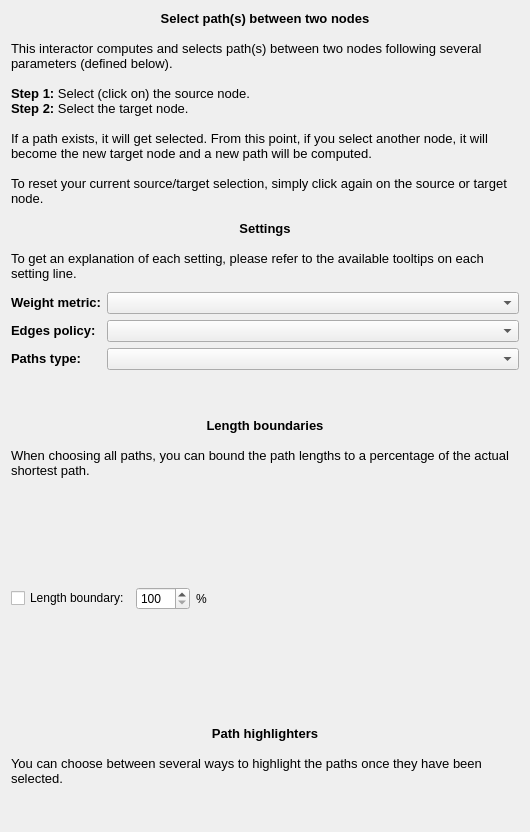
Before: the Qt Designer form plugins/interactor/PathFinder/designer/PathFinderConfiguration.ui in Tulip-Dev/tulip, drawn with Qt 5.
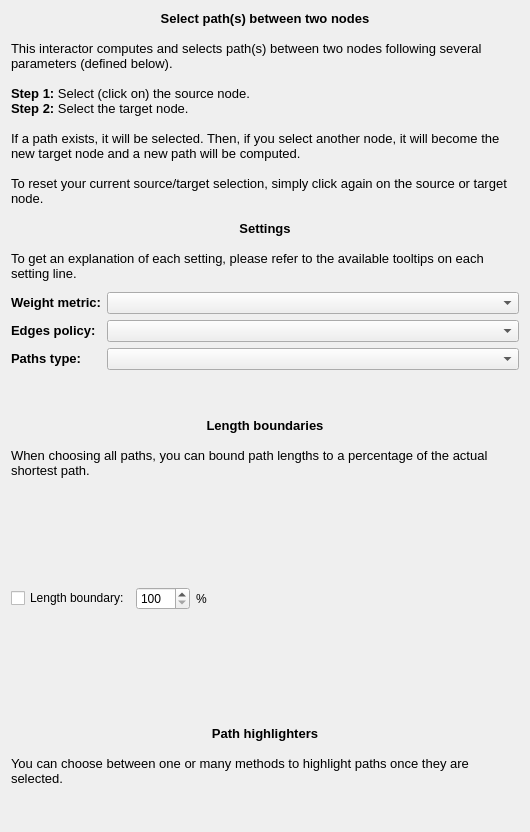
After: the same form once the commit is applied.

Commit message: Fix and improve a bit the pathfinder interactor Fix enclosing circle color (eg.g, was not working, double free bug) (nevert tested before, this is a nice feature) Fix English in configuration widgets

Patch:
```diff
--- a/plugins/interactor/PathFinder/designer/PathFinderConfiguration.ui
+++ b/plugins/interactor/PathFinder/designer/PathFinderConfiguration.ui
@@ -32,21 +32,21 @@
       <string>&lt;!DOCTYPE HTML PUBLIC &quot;-//W3C//DTD HTML 4.0//EN&quot; &quot;http://www.w3.org/TR/REC-html40/strict.dtd&quot;&gt;
 &lt;html&gt;&lt;head&gt;&lt;meta name=&quot;qrichtext&quot; content=&quot;1&quot; /&gt;&lt;style type=&quot;text/css&quot;&gt;
 p, li { white-space: pre-wrap; }
-&lt;/style&gt;&lt;/head&gt;&lt;body style=&quot; font-family:'Noto Sans'; font-size:10pt; font-weight:400; font-style:normal;&quot;&gt;
-&lt;p align=&quot;center&quot; style=&quot; margin-top:0px; margin-bottom:0px; margin-left:0px; margin-right:0px; -qt-block-indent:0; text-indent:0px;&quot;&gt;&lt;span style=&quot; font-family:'Sans'; font-weight:600;&quot;&gt;Select path(s) between two nodes&lt;/span&gt;&lt;/p&gt;
-&lt;p align=&quot;center&quot; style=&quot;-qt-paragraph-type:empty; margin-top:0px; margin-bottom:0px; margin-left:0px; margin-right:0px; -qt-block-indent:0; text-indent:0px; font-family:'Sans'; font-weight:600;&quot;&gt;&lt;br /&gt;&lt;/p&gt;
-&lt;p style=&quot; margin-top:0px; margin-bottom:0px; margin-left:0px; margin-right:0px; -qt-block-indent:0; text-indent:0px;&quot;&gt;&lt;span style=&quot; font-family:'Sans';&quot;&gt;This interactor computes and selects path(s) between two nodes following several parameters (defined below). &lt;/span&gt;&lt;/p&gt;
-&lt;p style=&quot;-qt-paragraph-type:empty; margin-top:0px; margin-bottom:0px; margin-left:0px; margin-right:0px; -qt-block-indent:0; text-indent:0px; font-family:'Sans';&quot;&gt;&lt;br /&gt;&lt;/p&gt;
-&lt;p style=&quot; margin-top:0px; margin-bottom:0px; margin-left:0px; margin-right:0px; -qt-block-indent:0; text-indent:0px;&quot;&gt;&lt;span style=&quot; font-family:'Sans'; font-weight:600;&quot;&gt;Step 1: &lt;/span&gt;&lt;span style=&quot; font-family:'Sans';&quot;&gt;Select (click on) the source node.&lt;/span&gt;&lt;/p&gt;
-&lt;p style=&quot; margin-top:0px; margin-bottom:0px; margin-left:0px; margin-right:0px; -qt-block-indent:0; text-indent:0px;&quot;&gt;&lt;span style=&quot; font-family:'Sans'; font-weight:600;&quot;&gt;Step 2: &lt;/span&gt;&lt;span style=&quot; font-family:'Sans';&quot;&gt;Select the target node.&lt;/span&gt;&lt;/p&gt;
-&lt;p style=&quot;-qt-paragraph-type:empty; margin-top:0px; margin-bottom:0px; margin-left:0px; margin-right:0px; -qt-block-indent:0; text-indent:0px; font-family:'Sans';&quot;&gt;&lt;br /&gt;&lt;/p&gt;
-&lt;p style=&quot; margin-top:0px; margin-bottom:0px; margin-left:0px; margin-right:0px; -qt-block-indent:0; text-indent:0px;&quot;&gt;&lt;span style=&quot; font-family:'Sans';&quot;&gt;If a path exists, it will get selected. From this point, if you select another node, it will become the new target node and a new path will be computed.&lt;/span&gt;&lt;/p&gt;
-&lt;p style=&quot;-qt-paragraph-type:empty; margin-top:0px; margin-bottom:0px; margin-left:0px; margin-right:0px; -qt-block-indent:0; text-indent:0px; font-family:'Sans';&quot;&gt;&lt;br /&gt;&lt;/p&gt;
-&lt;p style=&quot; margin-top:0px; margin-bottom:0px; margin-left:0px; margin-right:0px; -qt-block-indent:0; text-indent:0px;&quot;&gt;&lt;span style=&quot; font-family:'Sans';&quot;&gt;To reset your current source/target selection, simply click again on the source or target node.&lt;/span&gt;&lt;/p&gt;
-&lt;p style=&quot;-qt-paragraph-type:empty; margin-top:0px; margin-bottom:0px; margin-left:0px; margin-right:0px; -qt-block-indent:0; text-indent:0px; font-family:'Sans';&quot;&gt;&lt;br /&gt;&lt;/p&gt;
-&lt;p align=&quot;center&quot; style=&quot; margin-top:0px; margin-bottom:0px; margin-left:0px; margin-right:0px; -qt-block-indent:0; text-indent:0px;&quot;&gt;&lt;span style=&quot; font-family:'Sans'; font-weight:600;&quot;&gt;Settings&lt;/span&gt;&lt;/p&gt;
-&lt;p style=&quot;-qt-paragraph-type:empty; margin-top:0px; margin-bottom:0px; margin-left:0px; margin-right:0px; -qt-block-indent:0; text-indent:0px; font-family:'Sans'; font-weight:600;&quot;&gt;&lt;br /&gt;&lt;/p&gt;
-&lt;p style=&quot; margin-top:0px; margin-bottom:0px; margin-left:0px; margin-right:0px; -qt-block-indent:0; text-indent:0px;&quot;&gt;&lt;span style=&quot; font-family:'Sans';&quot;&gt;To get an explanation of each setting, please refer to the available tooltips on each setting line.&lt;/span&gt;&lt;/p&gt;&lt;/body&gt;&lt;/html&gt;</string>
+&lt;/style&gt;&lt;/head&gt;&lt;body style=&quot; font-family:'Sans Serif'; font-size:9pt; font-weight:400; font-style:normal;&quot;&gt;
+&lt;p align=&quot;center&quot; style=&quot; margin-top:0px; margin-bottom:0px; margin-left:0px; margin-right:0px; -qt-block-indent:0; text-indent:0px;&quot;&gt;&lt;span style=&quot; font-family:'Sans'; font-size:10pt; font-weight:600;&quot;&gt;Select path(s) between two nodes&lt;/span&gt;&lt;/p&gt;
+&lt;p align=&quot;center&quot; style=&quot;-qt-paragraph-type:empty; margin-top:0px; margin-bottom:0px; margin-left:0px; margin-right:0px; -qt-block-indent:0; text-indent:0px; font-family:'Sans'; font-size:10pt; font-weight:600;&quot;&gt;&lt;br /&gt;&lt;/p&gt;
+&lt;p style=&quot; margin-top:0px; margin-bottom:0px; margin-left:0px; margin-right:0px; -qt-block-indent:0; text-indent:0px;&quot;&gt;&lt;span style=&quot; font-family:'Sans'; font-size:10pt;&quot;&gt;This interactor computes and selects path(s) between two nodes following several parameters (defined below). &lt;/span&gt;&lt;/p&gt;
+&lt;p style=&quot;-qt-paragraph-type:empty; margin-top:0px; margin-bottom:0px; margin-left:0px; margin-right:0px; -qt-block-indent:0; text-indent:0px; font-family:'Sans'; font-size:10pt;&quot;&gt;&lt;br /&gt;&lt;/p&gt;
+&lt;p style=&quot; margin-top:0px; margin-bottom:0px; margin-left:0px; margin-right:0px; -qt-block-indent:0; text-indent:0px;&quot;&gt;&lt;span style=&quot; font-family:'Sans'; font-size:10pt; font-weight:600;&quot;&gt;Step 1: &lt;/span&gt;&lt;span style=&quot; font-family:'Sans'; font-size:10pt;&quot;&gt;Select (click on) the source node.&lt;/span&gt;&lt;/p&gt;
+&lt;p style=&quot; margin-top:0px; margin-bottom:0px; margin-left:0px; margin-right:0px; -qt-block-indent:0; text-indent:0px;&quot;&gt;&lt;span style=&quot; font-family:'Sans'; font-size:10pt; font-weight:600;&quot;&gt;Step 2: &lt;/span&gt;&lt;span style=&quot; font-family:'Sans'; font-size:10pt;&quot;&gt;Select the target node.&lt;/span&gt;&lt;/p&gt;
+&lt;p style=&quot;-qt-paragraph-type:empty; margin-top:0px; margin-bottom:0px; margin-left:0px; margin-right:0px; -qt-block-indent:0; text-indent:0px; font-family:'Sans'; font-size:10pt;&quot;&gt;&lt;br /&gt;&lt;/p&gt;
+&lt;p style=&quot; margin-top:0px; margin-bottom:0px; margin-left:0px; margin-right:0px; -qt-block-indent:0; text-indent:0px;&quot;&gt;&lt;span style=&quot; font-family:'Sans'; font-size:10pt;&quot;&gt;If a path exists, it will be selected. Then, if you select another node, it will become the new target node and a new path will be computed.&lt;/span&gt;&lt;/p&gt;
+&lt;p style=&quot;-qt-paragraph-type:empty; margin-top:0px; margin-bottom:0px; margin-left:0px; margin-right:0px; -qt-block-indent:0; text-indent:0px; font-family:'Sans'; font-size:10pt;&quot;&gt;&lt;br /&gt;&lt;/p&gt;
+&lt;p style=&quot; margin-top:0px; margin-bottom:0px; margin-left:0px; margin-right:0px; -qt-block-indent:0; text-indent:0px;&quot;&gt;&lt;span style=&quot; font-family:'Sans'; font-size:10pt;&quot;&gt;To reset your current source/target selection, simply click again on the source or target node.&lt;/span&gt;&lt;/p&gt;
+&lt;p style=&quot;-qt-paragraph-type:empty; margin-top:0px; margin-bottom:0px; margin-left:0px; margin-right:0px; -qt-block-indent:0; text-indent:0px; font-family:'Sans'; font-size:10pt;&quot;&gt;&lt;br /&gt;&lt;/p&gt;
+&lt;p align=&quot;center&quot; style=&quot; margin-top:0px; margin-bottom:0px; margin-left:0px; margin-right:0px; -qt-block-indent:0; text-indent:0px;&quot;&gt;&lt;span style=&quot; font-family:'Sans'; font-size:10pt; font-weight:600;&quot;&gt;Settings&lt;/span&gt;&lt;/p&gt;
+&lt;p style=&quot;-qt-paragraph-type:empty; margin-top:0px; margin-bottom:0px; margin-left:0px; margin-right:0px; -qt-block-indent:0; text-indent:0px; font-family:'Sans'; font-size:10pt; font-weight:600;&quot;&gt;&lt;br /&gt;&lt;/p&gt;
+&lt;p style=&quot; margin-top:0px; margin-bottom:0px; margin-left:0px; margin-right:0px; -qt-block-indent:0; text-indent:0px;&quot;&gt;&lt;span style=&quot; font-family:'Sans'; font-size:10pt;&quot;&gt;To get an explanation of each setting, please refer to the available tooltips on each setting line.&lt;/span&gt;&lt;/p&gt;&lt;/body&gt;&lt;/html&gt;</string>
      </property>
      <property name="wordWrap">
       <bool>true</bool>
@@ -151,10 +151,10 @@
       <string>&lt;!DOCTYPE HTML PUBLIC &quot;-//W3C//DTD HTML 4.0//EN&quot; &quot;http://www.w3.org/TR/REC-html40/strict.dtd&quot;&gt;
 &lt;html&gt;&lt;head&gt;&lt;meta name=&quot;qrichtext&quot; content=&quot;1&quot; /&gt;&lt;style type=&quot;text/css&quot;&gt;
 p, li { white-space: pre-wrap; }
-&lt;/style&gt;&lt;/head&gt;&lt;body style=&quot; font-family:'Noto Sans'; font-size:10pt; font-weight:400; font-style:normal;&quot;&gt;
-&lt;p align=&quot;center&quot; style=&quot; margin-top:0px; margin-bottom:0px; margin-left:0px; margin-right:0px; -qt-block-indent:0; text-indent:0px;&quot;&gt;&lt;span style=&quot; font-family:'Sans'; font-weight:600;&quot;&gt;Length boundaries&lt;/span&gt;&lt;/p&gt;
-&lt;p align=&quot;center&quot; style=&quot;-qt-paragraph-type:empty; margin-top:0px; margin-bottom:0px; margin-left:0px; margin-right:0px; -qt-block-indent:0; text-indent:0px; font-family:'Sans'; font-weight:600;&quot;&gt;&lt;br /&gt;&lt;/p&gt;
-&lt;p style=&quot; margin-top:0px; margin-bottom:0px; margin-left:0px; margin-right:0px; -qt-block-indent:0; text-indent:0px;&quot;&gt;&lt;span style=&quot; font-family:'Sans';&quot;&gt;When choosing all paths, you can bound the path lengths to a percentage of the actual shortest path.&lt;/span&gt;&lt;/p&gt;&lt;/body&gt;&lt;/html&gt;</string>
+&lt;/style&gt;&lt;/head&gt;&lt;body style=&quot; font-family:'Sans Serif'; font-size:9pt; font-weight:400; font-style:normal;&quot;&gt;
+&lt;p align=&quot;center&quot; style=&quot; margin-top:0px; margin-bottom:0px; margin-left:0px; margin-right:0px; -qt-block-indent:0; text-indent:0px;&quot;&gt;&lt;span style=&quot; font-family:'Sans'; font-size:10pt; font-weight:600;&quot;&gt;Length boundaries&lt;/span&gt;&lt;/p&gt;
+&lt;p align=&quot;center&quot; style=&quot;-qt-paragraph-type:empty; margin-top:0px; margin-bottom:0px; margin-left:0px; margin-right:0px; -qt-block-indent:0; text-indent:0px; font-family:'Sans'; font-size:10pt; font-weight:600;&quot;&gt;&lt;br /&gt;&lt;/p&gt;
+&lt;p style=&quot; margin-top:0px; margin-bottom:0px; margin-left:0px; margin-right:0px; -qt-block-indent:0; text-indent:0px;&quot;&gt;&lt;span style=&quot; font-family:'Sans'; font-size:10pt;&quot;&gt;When choosing all paths, you can bound path lengths to a percentage of the actual shortest path.&lt;/span&gt;&lt;/p&gt;&lt;/body&gt;&lt;/html&gt;</string>
      </property>
      <property name="wordWrap">
       <bool>true</bool>
@@ -214,11 +214,11 @@
       <string>&lt;!DOCTYPE HTML PUBLIC &quot;-//W3C//DTD HTML 4.0//EN&quot; &quot;http://www.w3.org/TR/REC-html40/strict.dtd&quot;&gt;
 &lt;html&gt;&lt;head&gt;&lt;meta name=&quot;qrichtext&quot; content=&quot;1&quot; /&gt;&lt;style type=&quot;text/css&quot;&gt;
 p, li { white-space: pre-wrap; }
-&lt;/style&gt;&lt;/head&gt;&lt;body style=&quot; font-family:'Noto Sans'; font-size:10pt; font-weight:400; font-style:normal;&quot;&gt;
-&lt;p align=&quot;center&quot; style=&quot;-qt-paragraph-type:empty; margin-top:0px; margin-bottom:0px; margin-left:0px; margin-right:0px; -qt-block-indent:0; text-indent:0px; font-family:'Sans';&quot;&gt;&lt;br /&gt;&lt;/p&gt;
-&lt;p align=&quot;center&quot; style=&quot; margin-top:0px; margin-bottom:0px; margin-left:0px; margin-right:0px; -qt-block-indent:0; text-indent:0px;&quot;&gt;&lt;span style=&quot; font-family:'Sans'; font-weight:600;&quot;&gt;Path highlighters&lt;/span&gt;&lt;/p&gt;
-&lt;p style=&quot;-qt-paragraph-type:empty; margin-top:0px; margin-bottom:0px; margin-left:0px; margin-right:0px; -qt-block-indent:0; text-indent:0px; font-family:'Sans'; font-weight:600;&quot;&gt;&lt;br /&gt;&lt;/p&gt;
-&lt;p style=&quot; margin-top:0px; margin-bottom:0px; margin-left:0px; margin-right:0px; -qt-block-indent:0; text-indent:0px;&quot;&gt;&lt;span style=&quot; font-family:'Sans';&quot;&gt;You can choose between several ways to highlight the paths once they have been selected.&lt;/span&gt;&lt;/p&gt;&lt;/body&gt;&lt;/html&gt;</string>
+&lt;/style&gt;&lt;/head&gt;&lt;body style=&quot; font-family:'Sans Serif'; font-size:9pt; font-weight:400; font-style:normal;&quot;&gt;
+&lt;p align=&quot;center&quot; style=&quot;-qt-paragraph-type:empty; margin-top:0px; margin-bottom:0px; margin-left:0px; margin-right:0px; -qt-block-indent:0; text-indent:0px; font-family:'Sans'; font-size:10pt;&quot;&gt;&lt;br /&gt;&lt;/p&gt;
+&lt;p align=&quot;center&quot; style=&quot; margin-top:0px; margin-bottom:0px; margin-left:0px; margin-right:0px; -qt-block-indent:0; text-indent:0px;&quot;&gt;&lt;span style=&quot; font-family:'Sans'; font-size:10pt; font-weight:600;&quot;&gt;Path highlighters&lt;/span&gt;&lt;/p&gt;
+&lt;p style=&quot;-qt-paragraph-type:empty; margin-top:0px; margin-bottom:0px; margin-left:0px; margin-right:0px; -qt-block-indent:0; text-indent:0px; font-family:'Sans'; font-size:10pt; font-weight:600;&quot;&gt;&lt;br /&gt;&lt;/p&gt;
+&lt;p style=&quot; margin-top:0px; margin-bottom:0px; margin-left:0px; margin-right:0px; -qt-block-indent:0; text-indent:0px;&quot;&gt;&lt;span style=&quot; font-family:'Sans'; font-size:10pt;&quot;&gt;You can choose between one or many methods to highlight paths once they are selected.&lt;/span&gt;&lt;/p&gt;&lt;/body&gt;&lt;/html&gt;</string>
      </property>
      <property name="wordWrap">
       <bool>true</bool>
```
The commit also changes 8 other files.
